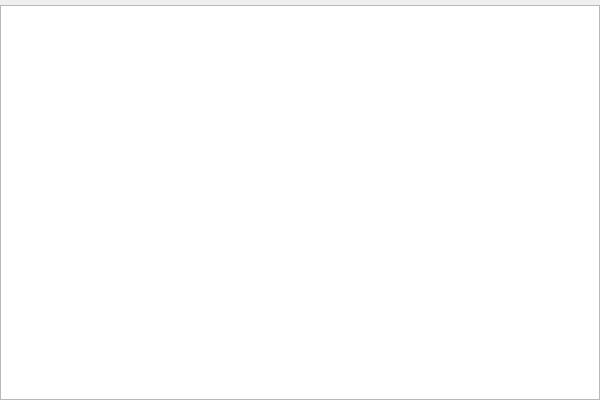
renchangjiu/HashTool, file src/main_window.ui: the form before one commit.
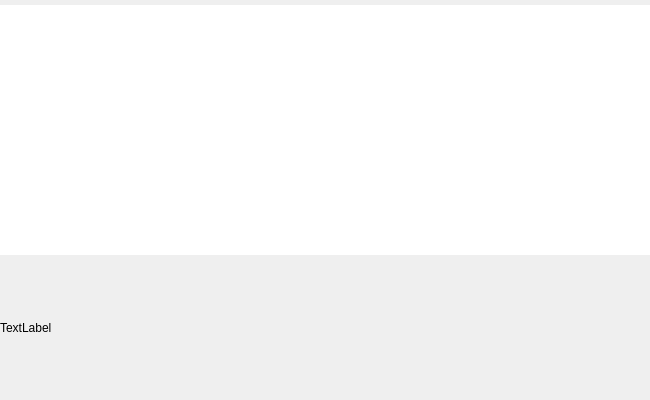
The form after the commit.

Patch:
```diff
--- a/src/main_window.ui
+++ b/src/main_window.ui
@@ -6,13 +6,17 @@
    <rect>
     <x>0</x>
     <y>0</y>
-    <width>600</width>
+    <width>650</width>
     <height>400</height>
    </rect>
   </property>
   <property name="windowTitle">
    <string>Form</string>
   </property>
+  <property name="styleSheet">
+   <string notr="true">border:0
+</string>
+  </property>
   <layout class="QGridLayout" name="gridLayout">
    <property name="leftMargin">
     <number>0</number>
@@ -26,8 +30,37 @@
    <property name="bottomMargin">
     <number>0</number>
    </property>
+   <property name="verticalSpacing">
+    <number>0</number>
+   </property>
    <item row="0" column="0">
-    <widget class="QListWidget" name="listWidget"/>
+    <widget class="QListWidget" name="listWidget">
+     <property name="sizePolicy">
+      <sizepolicy hsizetype="Expanding" vsizetype="Minimum">
+       <horstretch>0</horstretch>
+       <verstretch>0</verstretch>
+      </sizepolicy>
+     </property>
+     <property name="minimumSize">
+      <size>
+       <width>0</width>
+       <height>250</height>
+      </size>
+     </property>
+    </widget>
+   </item>
+   <item row="1" column="0">
+    <widget class="QLabel" name="label">
+     <property name="sizePolicy">
+      <sizepolicy hsizetype="Preferred" vsizetype="Expanding">
+       <horstretch>0</horstretch>
+       <verstretch>0</verstretch>
+      </sizepolicy>
+     </property>
+     <property name="text">
+      <string>TextLabel</string>
+     </property>
+    </widget>
    </item>
   </layout>
  </widget>
```
